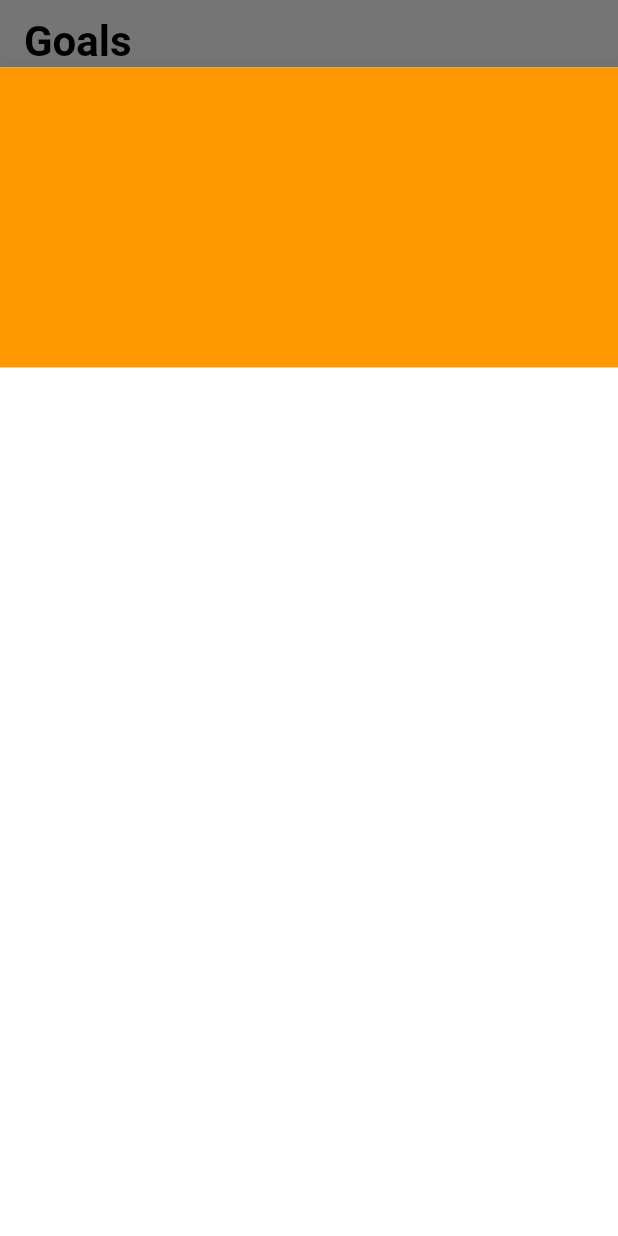
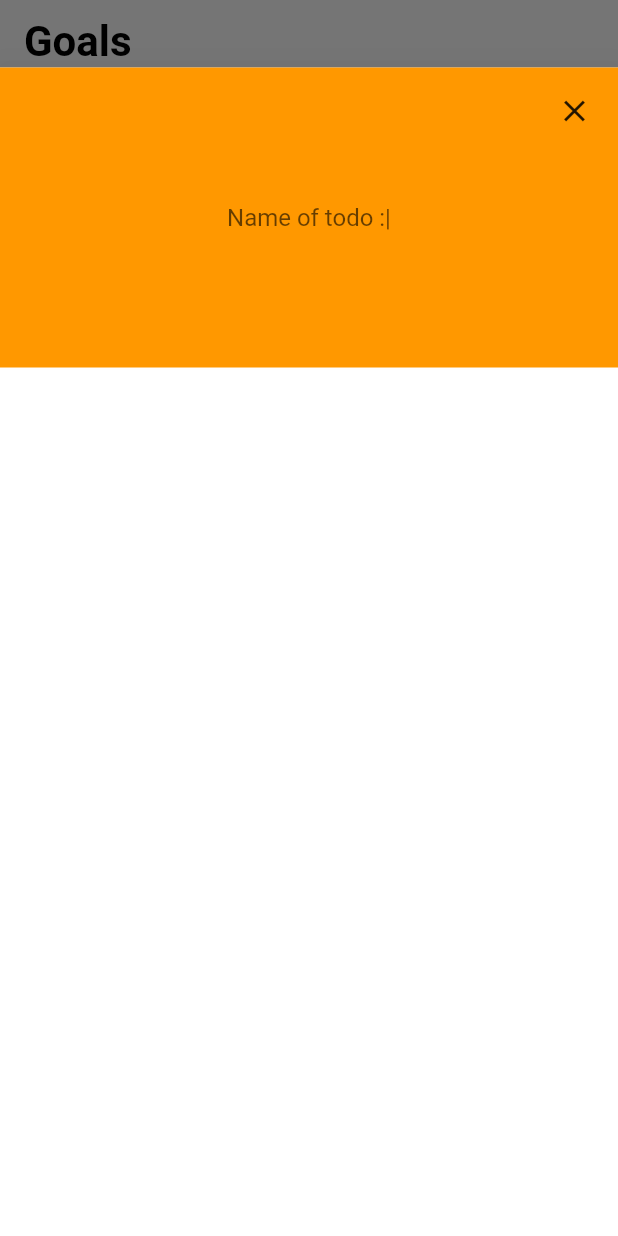
Before and after one commit to Syncxv/flutter-thingy, a Flutter app: the screen it shows after launch, after a tap on "New Goal", on a phone screen of 412 x 824 dp. Run offline on Flutter 3.47's test engine with Material 2 defaults, Android fonts, the light colour scheme and no system bars.

```diff
--- a/lib/widgets/bottom_tab_bar.dart
+++ b/lib/widgets/bottom_tab_bar.dart
@@ -58,7 +58,8 @@ class BttomTabBar extends StatelessWidget {
                     Color(0xFF4455EE),
                   ],
                 )),
-              child: _PlusBtn()),
+            child: const _PlusBtn(),
+          ),
           Container(
             margin: EdgeInsets.only(
               bottom: bottomMargin,
@@ -95,6 +96,8 @@ class _PlusBtn extends StatelessWidget {
         ),
       ),
       onPressed: () {
+        final double width = MediaQuery.of(context).size.width;
+        final double halfWidth = width / 2;
         showDialog(
             context: context,
             builder: (context) {
@@ -109,6 +112,27 @@ class _PlusBtn extends StatelessWidget {
                           child: Container(
                             height: 200,
                             color: Colors.orange,
+                            child: Padding(
+                              padding: const EdgeInsets.all(5.0),
+                              child: Stack(
+                                children: const [
+                                  Positioned(
+                                    right: 0,
+                                    child: CloseButton(),
+                                  ),
+                                  Align(
+                                    alignment: Alignment.center,
+                                    child: TextField(
+                                      textAlign: TextAlign.center,
+                                      decoration: InputDecoration(
+                                        border: InputBorder.none,
+                                        hintText: 'Name of todo :|',
+                                      ),
+                                    ),
+                                  )
+                                ],
+                              ),
+                            ),
                           ),
                         ),
                       ],
--- a/lib/widgets/widgets.dart
+++ b/lib/widgets/widgets.dart
@@ -1,3 +1,4 @@
 export './header.dart';
 export './todo_card.dart';
 export './bottom_tab_bar.dart';
+export './close_button.dart';
```
Also changed, not shown: lib/widgets/close_button.dart (added, +22 -0 lines). Lines whose indentation alone changed are shown as unchanged.
